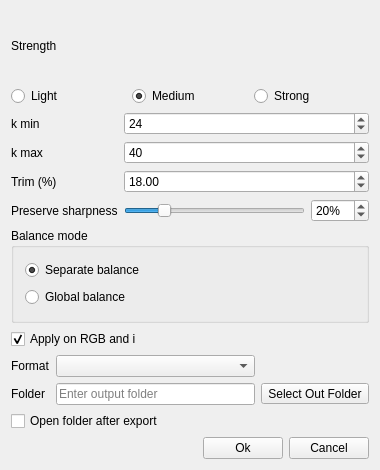
First picture: the form in src/gui/forms/DialogColorBalanceFilter.ui, repository open-scan-crew/OpenScanTools, before the edit.
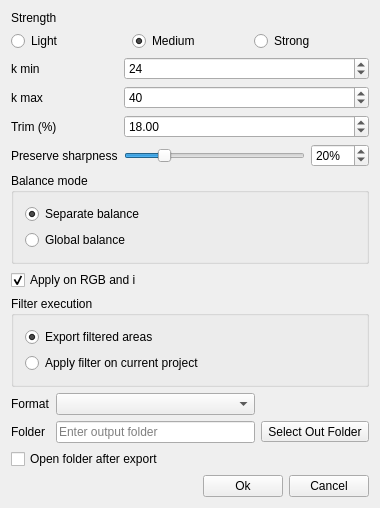
Second picture: the form after the edit. Icons and pictures are not drawn.

Commit message: Add filter execution mode scaffold for SO/CB dialogs

What changed in the file:
```diff
--- a/src/gui/forms/DialogColorBalanceFilter.ui
+++ b/src/gui/forms/DialogColorBalanceFilter.ui
@@ -214,6 +214,32 @@
      </property>
     </widget>
    </item>
+   <item>
+    <widget class="QGroupBox" name="groupBox_executionMode">
+     <property name="title">
+      <string>Filter execution</string>
+     </property>
+     <layout class="QVBoxLayout" name="verticalLayout_executionMode">
+      <item>
+       <widget class="QRadioButton" name="radioButton_exportFilteredAreas">
+        <property name="text">
+         <string>Export filtered areas</string>
+        </property>
+        <property name="checked">
+         <bool>true</bool>
+        </property>
+       </widget>
+      </item>
+      <item>
+       <widget class="QRadioButton" name="radioButton_applyOnCurrentProject">
+        <property name="text">
+         <string>Apply filter on current project</string>
+        </property>
+       </widget>
+      </item>
+     </layout>
+    </widget>
+   </item>
    <item>
     <layout class="QGridLayout" name="gridLayout_folder">
      <item row="0" column="0">
```
The commit also changes 15 other files.
